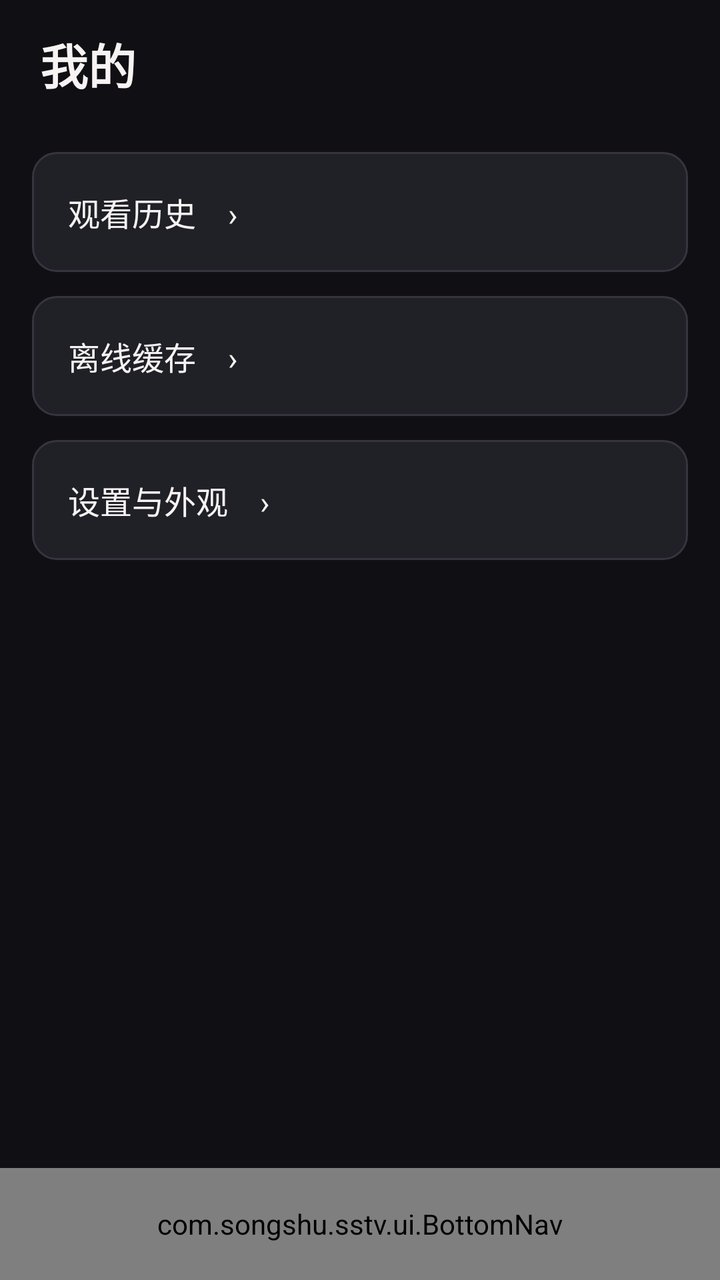
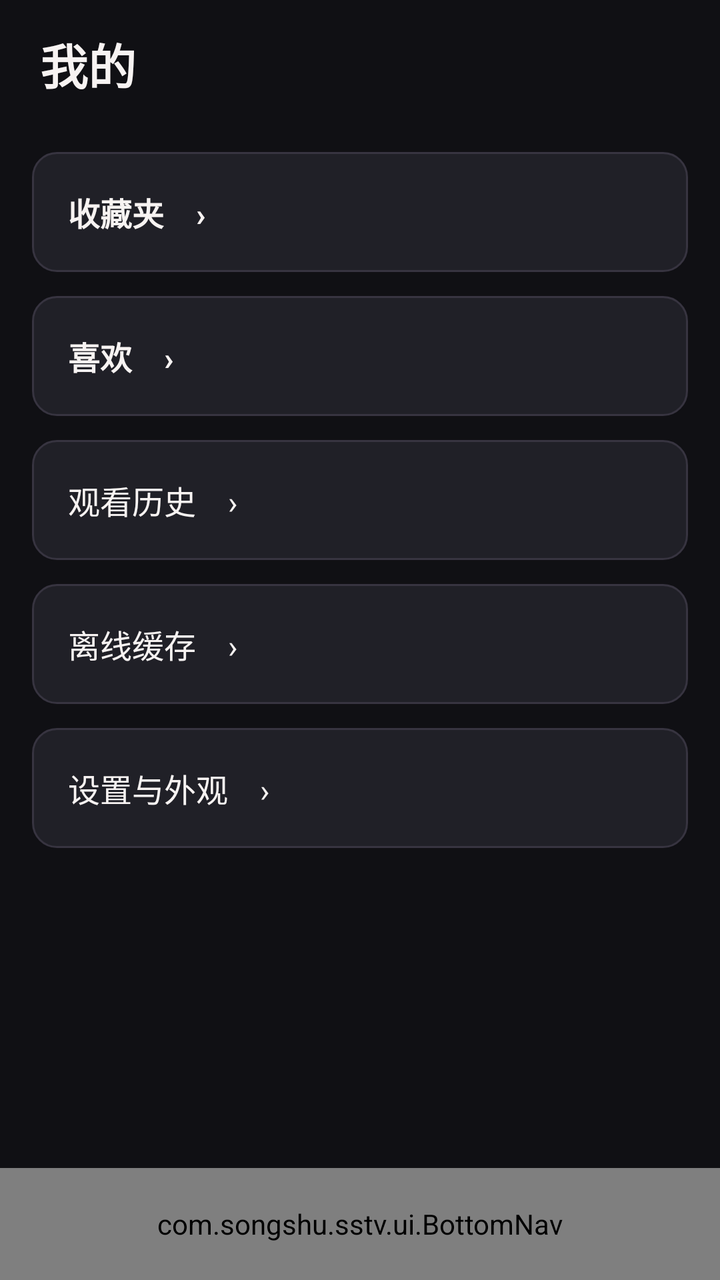

Compare the two renders of this Android layout. The source of the first and the diff that turns it into the second are given below.
<!-- AndroidManifest.xml: application theme AppTheme -->
<!-- res/layout/activity_my.xml -->
<LinearLayout xmlns:android="http://schemas.android.com/apk/res/android" android:layout_width="match_parent" android:layout_height="match_parent" android:orientation="vertical" android:fitsSystemWindows="true" android:background="?attr/appBg">
<TextView android:layout_width="match_parent" android:layout_height="64dp" android:gravity="center_vertical" android:paddingHorizontal="20dp" android:text="我的" android:textSize="24sp" android:textStyle="bold" android:textColor="?attr/appText" />
<LinearLayout android:layout_width="match_parent" android:layout_height="0dp" android:layout_weight="1" android:orientation="vertical" android:paddingHorizontal="16dp">
<TextView android:id="@+id/btnHistory" android:layout_width="match_parent" android:layout_height="60dp" android:layout_marginTop="12dp" android:paddingHorizontal="18dp" android:gravity="center_vertical" android:background="@drawable/bg_card" android:text="观看历史    ›" android:textSize="16sp" android:textColor="?attr/appText" /><TextView android:id="@+id/btnCache" android:layout_width="match_parent" android:layout_height="60dp" android:layout_marginTop="12dp" android:paddingHorizontal="18dp" android:gravity="center_vertical" android:background="@drawable/bg_card" android:text="离线缓存    ›" android:textSize="16sp" android:textColor="?attr/appText" /><TextView android:id="@+id/btnSettings" android:layout_width="match_parent" android:layout_height="60dp" android:layout_marginTop="12dp" android:paddingHorizontal="18dp" android:gravity="center_vertical" android:background="@drawable/bg_card" android:text="设置与外观    ›" android:textSize="16sp" android:textColor="?attr/appText" /></LinearLayout><com.songshu.sstv.ui.BottomNav android:layout_width="match_parent" android:layout_height="56dp" /></LinearLayout>
<!-- resources referenced by this layout -->
<resources>
  <!-- drawable bg_card (drawable) -->
  <ripple xmlns:android="http://schemas.android.com/apk/res/android" android:color="?attr/appAccentDim"><item><shape><solid android:color="?attr/appSurface"/><corners android:radius="?attr/appCorner"/><stroke android:width="1dp" android:color="?attr/appDivider" /></shape></item></ripple>
  <style name="AppTheme" parent="Theme.AppCompat.NoActionBar">
          <item name="appBg">#101014</item>
          <item name="appSurface">#202027</item>
          <item name="appSurfaceAlt">#2C2B35</item>
          <item name="appAccent">#CE334A</item>
          <item name="appAccentDim">#722334</item>
          <item name="appText">#F7F3F2</item>
          <item name="appTextMuted">#AAA6B5</item>
          <item name="appDivider">#373440</item>
          <item name="appSuccess">#63D79C</item>
          <item name="appOnAccent">#FFFFFF</item>
          <item name="appGlow">#301923</item>
          <item name="appCorner">12dp</item>
          <item name="appPillCorner">18dp</item>
          <item name="android:fontFamily">sans-serif</item>
          <item name="android:windowBackground">?attr/appBg</item>
          <item name="android:statusBarColor">?attr/appBg</item>
          <item name="android:navigationBarColor">?attr/appBg</item>
          <item name="android:colorBackground">?attr/appSurface</item>
          <item name="android:textColorPrimary">?attr/appText</item>
          <item name="android:textColorSecondary">?attr/appTextMuted</item>
          <item name="android:textColorHint">?attr/appTextMuted</item>
          <item name="colorAccent">?attr/appAccent</item>
          <item name="colorControlNormal">?attr/appTextMuted</item>
          <item name="colorControlActivated">?attr/appAccent</item>
          <item name="android:windowLightStatusBar">false</item>
          <item name="android:windowAnimationStyle">@style/AppWindowAnimation</item>
      </style>
  <style name="AppWindowAnimation">
          <item name="android:activityOpenEnterAnimation">@anim/page_enter</item>
          <item name="android:activityOpenExitAnimation">@anim/page_exit</item>
          <item name="android:activityCloseEnterAnimation">@anim/page_enter</item>
          <item name="android:activityCloseExitAnimation">@anim/page_exit</item>
      </style>
</resources>

<!-- the commit's change to res/layout/activity_my.xml (unified diff, before → after) -->
@@ -1,4 +1,4 @@
 <LinearLayout xmlns:android="http://schemas.android.com/apk/res/android" android:layout_width="match_parent" android:layout_height="match_parent" android:orientation="vertical" android:fitsSystemWindows="true" android:background="?attr/appBg">
 <TextView android:layout_width="match_parent" android:layout_height="64dp" android:gravity="center_vertical" android:paddingHorizontal="20dp" android:text="我的" android:textSize="24sp" android:textStyle="bold" android:textColor="?attr/appText" />
-<LinearLayout android:layout_width="match_parent" android:layout_height="0dp" android:layout_weight="1" android:orientation="vertical" android:paddingHorizontal="16dp">
-<TextView android:id="@+id/btnHistory" android:layout_width="match_parent" android:layout_height="60dp" android:layout_marginTop="12dp" android:paddingHorizontal="18dp" android:gravity="center_vertical" android:background="@drawable/bg_card" android:text="观看历史    ›" android:textSize="16sp" android:textColor="?attr/appText" /><TextView android:id="@+id/btnCache" android:layout_width="match_parent" android:layout_height="60dp" android:layout_marginTop="12dp" android:paddingHorizontal="18dp" android:gravity="center_vertical" android:background="@drawable/bg_card" android:text="离线缓存    ›" android:textSize="16sp" android:textColor="?attr/appText" /><TextView android:id="@+id/btnSettings" android:layout_width="match_parent" android:layout_height="60dp" android:layout_marginTop="12dp" android:paddingHorizontal="18dp" android:gravity="center_vertical" android:background="@drawable/bg_card" android:text="设置与外观    ›" android:textSize="16sp" android:textColor="?attr/appText" /></LinearLayout><com.songshu.sstv.ui.BottomNav android:layout_width="match_parent" android:layout_height="56dp" /></LinearLayout>
+<ScrollView android:layout_width="match_parent" android:layout_height="0dp" android:layout_weight="1"><LinearLayout android:layout_width="match_parent" android:layout_height="wrap_content" android:orientation="vertical" android:paddingHorizontal="16dp" android:paddingBottom="16dp">
+<TextView android:id="@+id/btnFavorites" android:layout_width="match_parent" android:layout_height="60dp" android:layout_marginTop="12dp" android:paddingHorizontal="18dp" android:gravity="center_vertical" android:background="@drawable/bg_card" android:text="收藏夹    ›" android:textStyle="bold" android:textSize="16sp" android:textColor="?attr/appText" /><TextView android:id="@+id/btnLikes" android:layout_width="match_parent" android:layout_height="60dp" android:layout_marginTop="12dp" android:paddingHorizontal="18dp" android:gravity="center_vertical" android:background="@drawable/bg_card" android:text="喜欢    ›" android:textStyle="bold" android:textSize="16sp" android:textColor="?attr/appText" /><TextView android:id="@+id/btnHistory" android:layout_width="match_parent" android:layout_height="60dp" android:layout_marginTop="12dp" android:paddingHorizontal="18dp" android:gravity="center_vertical" android:background="@drawable/bg_card" android:text="观看历史    ›" android:textSize="16sp" android:textColor="?attr/appText" /><TextView android:id="@+id/btnCache" android:layout_width="match_parent" android:layout_height="60dp" android:layout_marginTop="12dp" android:paddingHorizontal="18dp" android:gravity="center_vertical" android:background="@drawable/bg_card" android:text="离线缓存    ›" android:textSize="16sp" android:textColor="?attr/appText" /><TextView android:id="@+id/btnSettings" android:layout_width="match_parent" android:layout_height="60dp" android:layout_marginTop="12dp" android:paddingHorizontal="18dp" android:gravity="center_vertical" android:background="@drawable/bg_card" android:text="设置与外观    ›" android:textSize="16sp" android:textColor="?attr/appText" /></LinearLayout></ScrollView><com.songshu.sstv.ui.BottomNav android:layout_width="match_parent" android:layout_height="56dp" /></LinearLayout>
